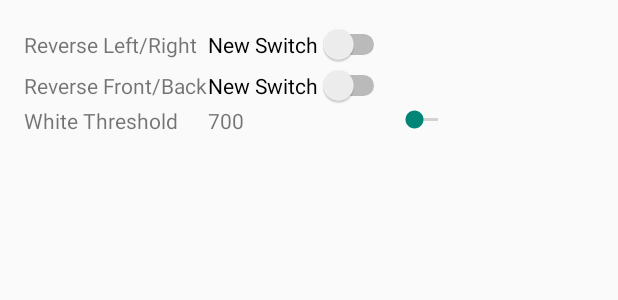
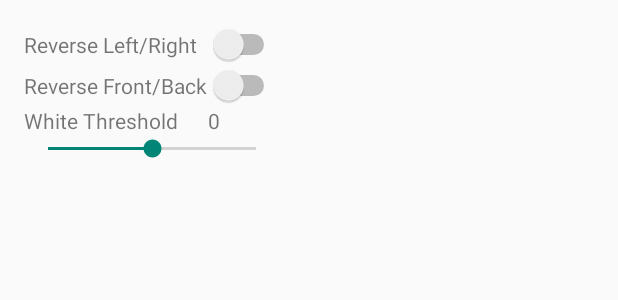
Before and after one commit to puvadeee/bluebrain, an Android app: the layout fragment_settings.xml on its own in the app's theme, with its tools: preview values and no code run, on a phone screen of 412 x 824 dp. Shown: the top 300 px of the screen. Run offline under Robolectric (Android 15) with nearby library versions, the phone set to English and light mode, and no system bars.

Commit message:
settings screen added with sending white threshold over BLE

```diff
--- a/src/android/Cannybots/app/src/main/res/layout/fragment_settings.xml
+++ b/src/android/Cannybots/app/src/main/res/layout/fragment_settings.xml
@@ -16,10 +16,12 @@
         android:layout_height="fill_parent"
         android:layout_alignParentTop="true"
         android:layout_alignParentStart="true"
-        android:columnCount="7"
-        android:rowCount="6"
+        android:columnCount="4"
+        android:rowCount="4"
         android:orientation="horizontal"
-        android:id="@+id/settingGrid">
+        android:id="@+id/settingGrid"
+        android:rowOrderPreserved="true"
+        android:useDefaultMargins="false">
 
         <TextView
             android:layout_width="wrap_content"
@@ -31,7 +33,6 @@
         <Switch
             android:layout_width="wrap_content"
             android:layout_height="wrap_content"
-            android:text="New Switch"
             android:id="@+id/reverseLeftRight"
             android:layout_row="0"
             android:layout_column="1" />
@@ -49,7 +50,6 @@
         <Switch
             android:layout_width="wrap_content"
             android:layout_height="wrap_content"
-            android:text="New Switch"
             android:id="@+id/reverseFrontBack"
             android:layout_row="1"
             android:layout_column="1" />
@@ -67,7 +67,7 @@
             android:layout_width="wrap_content"
             android:layout_height="wrap_content"
             android:textAppearance="?android:attr/textAppearanceSmall"
-            android:text="700"
+            android:text="0"
             android:id="@+id/whiteThresholdLable"
             android:layout_row="2"
             android:layout_column="1" />
@@ -77,8 +77,67 @@
             android:layout_width="wrap_content"
             android:layout_height="wrap_content"
             android:id="@+id/whiteThresholdSlider"
+            android:layout_row="3"
+            android:layout_column="0"
+            android:layout_gravity="fill_horizontal|left|right"
+            android:max="1000"
+            android:progress="500"
+            android:layout_columnSpan="2"
+            android:layout_columnWeight="1" />
+
+        <!-- PID -->
+        <!--
+        <TextView
+            android:layout_width="wrap_content"
+            android:layout_height="wrap_content"
+            android:textAppearance="?android:attr/textAppearanceSmall"
+            android:text="PID (P)"
+            android:layout_row="0"
+            android:layout_column="2" />
+
+        <EditText
+            android:layout_width="wrap_content"
+            android:layout_height="wrap_content"
+            android:inputType="number"
+            android:ems="10"
+            android:id="@+id/pidP"
+            android:layout_row="0"
+            android:layout_column="3" />
+
+        <TextView
+        android:layout_width="wrap_content"
+        android:layout_height="wrap_content"
+        android:textAppearance="?android:attr/textAppearanceSmall"
+        android:text="PID (I)"
+        android:layout_row="1"
+        android:layout_column="2" />
+
+        <EditText
+            android:layout_width="wrap_content"
+            android:layout_height="wrap_content"
+            android:inputType="number"
+            android:ems="10"
+            android:id="@+id/pidI"
+            android:layout_row="1"
+            android:layout_column="3" />
+
+        <TextView
+            android:layout_width="wrap_content"
+            android:layout_height="wrap_content"
+            android:textAppearance="?android:attr/textAppearanceSmall"
+            android:text="PID (D)"
             android:layout_row="2"
             android:layout_column="2" />
+
+        <EditText
+            android:layout_width="wrap_content"
+            android:layout_height="wrap_content"
+            android:inputType="number"
+            android:ems="10"
+            android:id="@+id/pidD"
+            android:layout_row="2"
+            android:layout_column="3" />
+            -->
     </GridLayout>
 
 
```
Also changed, not shown: src/android/Cannybots/app/src/main/java/com/cannybots/cannybotsapp/MainActivity.java (+98 -8 lines).
